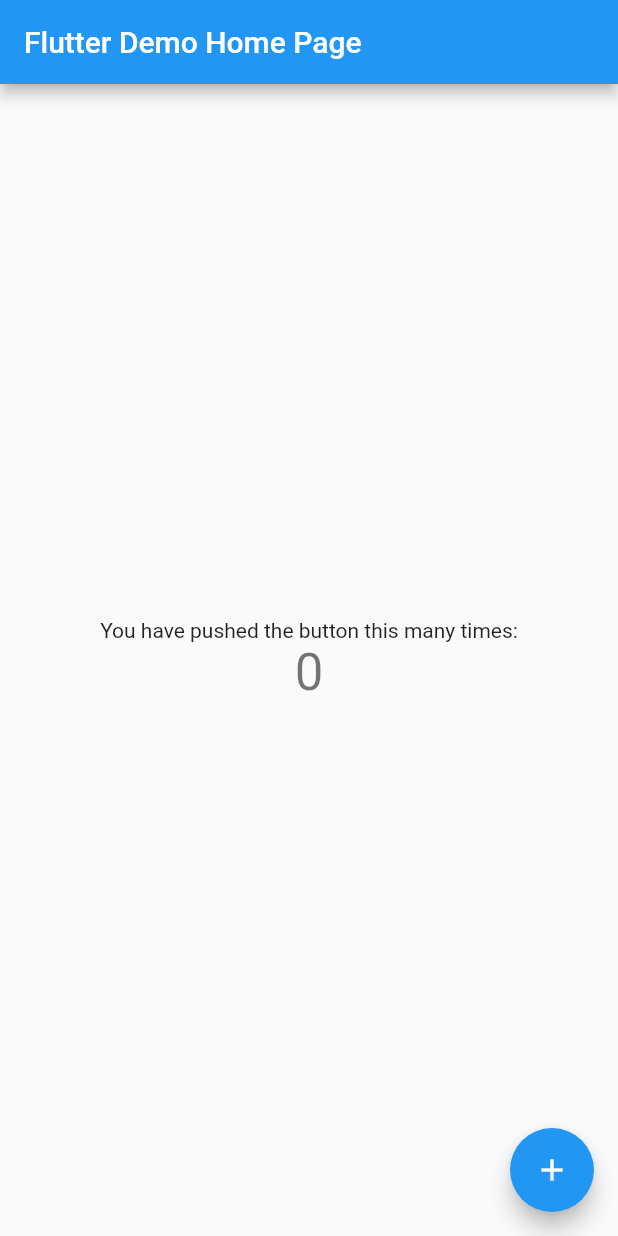
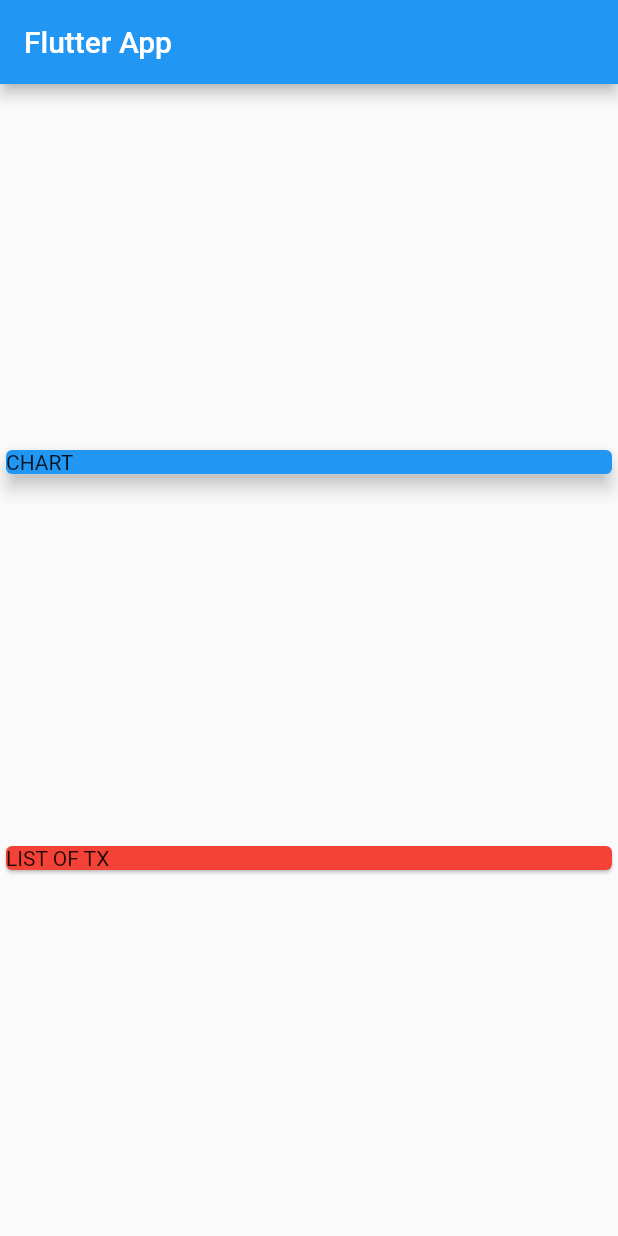
Before and after one commit to luke-mcevoy/flutterSandbox, a Flutter app: the screen it shows after launch, on a phone screen of 412 x 824 dp. Run offline on Flutter 3.47's test engine with Material 2 defaults, Android fonts, the phone set to English and light mode, and no system bars; our stand-ins replace sqflite; accounts and stored records are empty.

Commit message:
Body framework: columns + rows

```diff
--- a/personal_expenses/lib/main.dart
+++ b/personal_expenses/lib/main.dart
@@ -1,117 +1,40 @@
 import 'package:flutter/material.dart';
 
-void main() {
-  runApp(MyApp());
-}
+void main() => runApp(MyApp());
 
 class MyApp extends StatelessWidget {
-  // This widget is the root of your application.
-  @override
   Widget build(BuildContext context) {
     return MaterialApp(
-      title: 'Flutter Demo',
-      theme: ThemeData(
-        // This is the theme of your application.
-        //
-        // Try running your application with "flutter run". You'll see the
-        // application has a blue toolbar. Then, without quitting the app, try
-        // changing the primarySwatch below to Colors.green and then invoke
-        // "hot reload" (press "r" in the console where you ran "flutter run",
-        // or simply save your changes to "hot reload" in a Flutter IDE).
-        // Notice that the counter didn't reset back to zero; the application
-        // is not restarted.
-        primarySwatch: Colors.blue,
-        // This makes the visual density adapt to the platform that you run
-        // the app on. For desktop platforms, the controls will be smaller and
-        // closer together (more dense) than on mobile platforms.
-        visualDensity: VisualDensity.adaptivePlatformDensity,
-      ),
-      home: MyHomePage(title: 'Flutter Demo Home Page'),
+      title: 'Flutter App',
+      home: MyHomePage(),
     );
   }
 }
 
-class MyHomePage extends StatefulWidget {
-  MyHomePage({Key key, this.title}) : super(key: key);
-
-  // This widget is the home page of your application. It is stateful, meaning
-  // that it has a State object (defined below) that contains fields that affect
-  // how it looks.
-
-  // This class is the configuration for the state. It holds the values (in this
-  // case the title) provided by the parent (in this case the App widget) and
-  // used by the build method of the State. Fields in a Widget subclass are
-  // always marked "final".
-
-  final String title;
-
-  @override
-  _MyHomePageState createState() => _MyHomePageState();
-}
-
-class _MyHomePageState extends State<MyHomePage> {
-  int _counter = 0;
-
-  void _incrementCounter() {
-    setState(() {
-      // This call to setState tells the Flutter framework that something has
-      // changed in this State, which causes it to rerun the build method below
-      // so that the display can reflect the updated values. If we changed
-      // _counter without calling setState(), then the build method would not be
-      // called again, and so nothing would appear to happen.
-      _counter++;
-    });
-  }
-
-  @override
+class MyHomePage extends StatelessWidget {
   Widget build(BuildContext context) {
-    // This method is rerun every time setState is called, for instance as done
-    // by the _incrementCounter method above.
-    //
-    // The Flutter framework has been optimized to make rerunning build methods
-    // fast, so that you can just rebuild anything that needs updating rather
-    // than having to individually change instances of widgets.
     return Scaffold(
       appBar: AppBar(
-        // Here we take the value from the MyHomePage object that was created by
-        // the App.build method, and use it to set our appbar title.
-        title: Text(widget.title),
+        title: Text('Flutter App'),
       ),
-      body: Center(
-        // Center is a layout widget. It takes a single child and positions it
-        // in the middle of the parent.
-        child: Column(
-          // Column is also a layout widget. It takes a list of children and
-          // arranges them vertically. By default, it sizes itself to fit its
-          // children horizontally, and tries to be as tall as its parent.
-          //
-          // Invoke "debug painting" (press "p" in the console, choose the
-          // "Toggle Debug Paint" action from the Flutter Inspector in Android
-          // Studio, or the "Toggle Debug Paint" command in Visual Studio Code)
-          // to see the wireframe for each widget.
-          //
-          // Column has various properties to control how it sizes itself and
-          // how it positions its children. Here we use mainAxisAlignment to
-          // center the children vertically; the main axis here is the vertical
-          // axis because Columns are vertical (the cross axis would be
-          // horizontal).
-          mainAxisAlignment: MainAxisAlignment.center,
-          children: <Widget>[
-            Text(
-              'You have pushed the button this many times:',
+      body: Column(
+        mainAxisAlignment: MainAxisAlignment.spaceEvenly,
+        crossAxisAlignment: CrossAxisAlignment.stretch,
+        children: <Widget>[
+          Container(
+            width: double.infinity,
+            child: Card(
+              color: Colors.blue,
+              child: Text('CHART'),
+              elevation: 5,
             ),
-            Text(
-              '$_counter',
-              style: Theme.of(context).textTheme.headline4,
-            ),
-          ],
-        ),
+          ),
+          Card(
+            color: Colors.red,
+            child: Text('LIST OF TX'),
+          ),
+        ],
       ),
-      floatingActionButton: FloatingActionButton(
-        onPressed: _incrementCounter,
-        tooltip: 'Increment',
-        child: Icon(Icons.add),
-      ), // This trailing comma makes auto-formatting nicer for build methods.
     );
   }
 }
```
